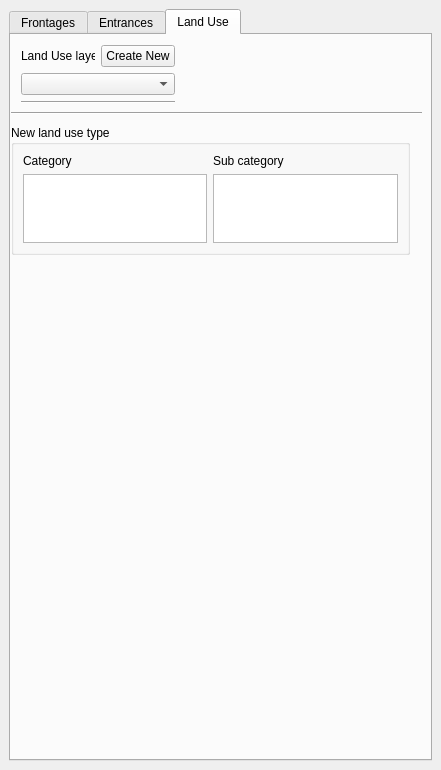
Before: the Qt Designer form UrbanDataInput/urban_data_input_dockwidget_base.ui in spacesyntax/UrbanDataInputTool, drawn with Qt 5.
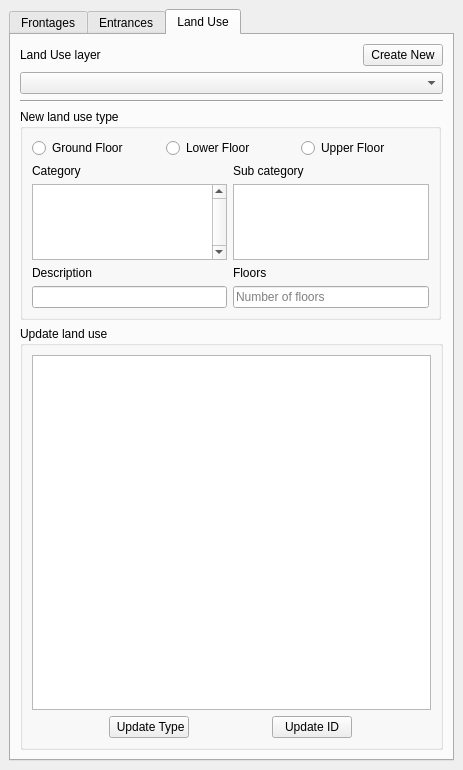
After: the same form once the commit is applied.

Commit message: land use code ongoing

The edit to the form file:
```diff
--- a/UrbanDataInput/urban_data_input_dockwidget_base.ui
+++ b/UrbanDataInput/urban_data_input_dockwidget_base.ui
@@ -6,13 +6,13 @@
    <rect>
     <x>0</x>
     <y>0</y>
-    <width>441</width>
+    <width>463</width>
     <height>770</height>
    </rect>
   </property>
   <property name="minimumSize">
    <size>
-    <width>441</width>
+    <width>463</width>
     <height>579</height>
    </size>
   </property>
@@ -40,7 +40,7 @@
         <item>
          <layout class="QGridLayout" name="gridLayout">
           <item row="0" column="0">
-           <widget class="QLabel" name="label_2">
+           <widget class="QLabel" name="label_Frontagelayer">
             <property name="text">
              <string>Frontage layer</string>
             </property>
@@ -294,7 +294,7 @@
           </property>
           <layout class="QGridLayout" name="gridLayout_6">
            <item row="0" column="0">
-            <widget class="QLabel" name="label">
+            <widget class="QLabel" name="label_Ecategory">
              <property name="text">
               <string>Category</string>
              </property>
@@ -408,18 +408,17 @@
        <attribute name="title">
         <string>Land Use</string>
        </attribute>
-       <widget class="QWidget" name="layoutWidget">
-        <property name="geometry">
-         <rect>
-          <x>10</x>
-          <y>10</y>
-          <width>154</width>
-          <height>60</height>
-         </rect>
-        </property>
+       <layout class="QGridLayout" name="gridLayout_11">
+        <item row="0" column="0">
         <layout class="QGridLayout" name="gridLayout_8">
          <item row="0" column="0">
-          <widget class="QLabel" name="label_7">
+           <widget class="QLabel" name="label_landuselayer">
+            <property name="sizePolicy">
+             <sizepolicy hsizetype="Preferred" vsizetype="Maximum">
+              <horstretch>0</horstretch>
+              <verstretch>0</verstretch>
+             </sizepolicy>
+            </property>
            <property name="text">
             <string>Land Use layer</string>
            </property>
@@ -435,7 +434,7 @@
          <item row="0" column="1">
           <widget class="QPushButton" name="pushButtonNewLUFile">
            <property name="sizePolicy">
-            <sizepolicy hsizetype="Maximum" vsizetype="Fixed">
+             <sizepolicy hsizetype="Maximum" vsizetype="Maximum">
              <horstretch>0</horstretch>
              <verstretch>0</verstretch>
             </sizepolicy>
@@ -448,7 +447,7 @@
          <item row="1" column="0" colspan="2">
           <widget class="QComboBox" name="useExistingLUcomboBox">
            <property name="sizePolicy">
-            <sizepolicy hsizetype="Minimum" vsizetype="Fixed">
+             <sizepolicy hsizetype="Minimum" vsizetype="Maximum">
              <horstretch>0</horstretch>
              <verstretch>0</verstretch>
             </sizepolicy>
@@ -456,90 +455,212 @@
           </widget>
          </item>
         </layout>
-       </widget>
-       <widget class="Line" name="line_5">
-        <property name="geometry">
-         <rect>
-          <x>0</x>
-          <y>70</y>
-          <width>411</width>
-          <height>16</height>
-         </rect>
-        </property>
-        <property name="orientation">
-         <enum>Qt::Horizontal</enum>
-        </property>
-       </widget>
-       <widget class="QGroupBox" name="groupBox_6">
-        <property name="geometry">
-         <rect>
-          <x>0</x>
-          <y>90</y>
-          <width>399</width>
-          <height>130</height>
-         </rect>
-        </property>
-        <property name="sizePolicy">
-         <sizepolicy hsizetype="Preferred" vsizetype="Maximum">
-          <horstretch>0</horstretch>
-          <verstretch>0</verstretch>
-         </sizepolicy>
+        </item>
+        <item row="1" column="0">
+         <widget class="QGroupBox" name="groupBox_landusetype">
+          <property name="minimumSize">
+           <size>
+            <width>421</width>
+            <height>211</height>
+           </size>
         </property>
         <property name="maximumSize">
          <size>
-          <width>16777215</width>
-          <height>130</height>
+            <width>421</width>
+            <height>211</height>
          </size>
         </property>
         <property name="title">
          <string>New land use type</string>
         </property>
+          <layout class="QGridLayout" name="gridLayout_12">
+           <item row="0" column="0" colspan="2">
+            <layout class="QHBoxLayout" name="horizontalLayout_4">
+             <item>
+              <widget class="QRadioButton" name="LUGroundfloorradioButton">
+               <property name="sizePolicy">
+                <sizepolicy hsizetype="Minimum" vsizetype="Maximum">
+                 <horstretch>0</horstretch>
+                 <verstretch>0</verstretch>
+                </sizepolicy>
+               </property>
+               <property name="text">
+                <string>Ground Floor</string>
+               </property>
+              </widget>
+             </item>
+             <item>
+              <widget class="QRadioButton" name="LULowerfloorradioButton">
+               <property name="sizePolicy">
+                <sizepolicy hsizetype="Minimum" vsizetype="Maximum">
+                 <horstretch>0</horstretch>
+                 <verstretch>0</verstretch>
+                </sizepolicy>
+               </property>
+               <property name="text">
+                <string>Lower Floor</string>
+               </property>
+              </widget>
+             </item>
+             <item>
+              <widget class="QRadioButton" name="LUUpperfloorradioButton">
+               <property name="sizePolicy">
+                <sizepolicy hsizetype="Minimum" vsizetype="Maximum">
+                 <horstretch>0</horstretch>
+                 <verstretch>0</verstretch>
+                </sizepolicy>
+               </property>
+               <property name="text">
+                <string>Upper Floor</string>
+               </property>
+              </widget>
+             </item>
+            </layout>
+           </item>
+           <item row="1" column="1">
+            <widget class="QLabel" name="label_LUsubcat">
+             <property name="text">
+              <string>Sub category</string>
+             </property>
+            </widget>
+           </item>
+           <item row="2" column="0">
+            <widget class="QListWidget" name="lucategorylistWidget">
+             <property name="sizePolicy">
+              <sizepolicy hsizetype="Expanding" vsizetype="Expanding">
+               <horstretch>0</horstretch>
+               <verstretch>0</verstretch>
+              </sizepolicy>
+             </property>
+             <property name="minimumSize">
+              <size>
+               <width>182</width>
+               <height>71</height>
+              </size>
+             </property>
+             <property name="autoFillBackground">
+              <bool>false</bool>
+             </property>
+             <property name="verticalScrollBarPolicy">
+              <enum>Qt::ScrollBarAlwaysOn</enum>
+             </property>
+             <property name="alternatingRowColors">
+              <bool>false</bool>
+             </property>
+             <property name="selectionRectVisible">
+              <bool>false</bool>
+             </property>
+            </widget>
+           </item>
+           <item row="2" column="1">
+            <widget class="QListWidget" name="lusubcategorylistWidget">
+             <property name="sizePolicy">
+              <sizepolicy hsizetype="Expanding" vsizetype="MinimumExpanding">
+               <horstretch>0</horstretch>
+               <verstretch>0</verstretch>
+              </sizepolicy>
+             </property>
+            </widget>
+           </item>
+           <item row="1" column="0">
+            <widget class="QLabel" name="label_LUcategory">
+             <property name="text">
+              <string>Category</string>
+             </property>
+            </widget>
+           </item>
+           <item row="3" column="0">
+            <widget class="QLabel" name="label">
+             <property name="text">
+              <string>Description</string>
+             </property>
+            </widget>
+           </item>
+           <item row="4" column="0">
+            <widget class="QLineEdit" name="LUdesclineEdit">
+             <property name="placeholderText">
+              <string/>
+             </property>
+            </widget>
+           </item>
+           <item row="3" column="1">
+            <widget class="QLabel" name="label_2">
+             <property name="text">
+              <string>Floors</string>
+             </property>
+            </widget>
+           </item>
+           <item row="4" column="1">
+            <widget class="QLineEdit" name="LUfloorlineEdit">
+             <property name="placeholderText">
+              <string>Number of floors</string>
+             </property>
+            </widget>
+           </item>
+          </layout>
+         </widget>
+        </item>
+        <item row="2" column="0">
+         <widget class="QGroupBox" name="groupBoxupdatelanduse">
+          <property name="title">
+           <string>Update land use </string>
+          </property>
         <layout class="QGridLayout" name="gridLayout_9">
-         <item row="0" column="1">
-          <widget class="QLabel" name="label_9">
-           <property name="text">
-            <string>Sub category</string>
-           </property>
-          </widget>
-         </item>
          <item row="0" column="0">
-          <widget class="QLabel" name="label_8">
-           <property name="text">
-            <string>Category</string>
-           </property>
-          </widget>
-         </item>
-         <item row="1" column="1">
-          <widget class="QListWidget" name="esubcategorylistWidget_2">
+            <layout class="QHBoxLayout" name="horizontalLayout">
+             <item>
+              <widget class="QTableWidget" name="tableWidgetLanduse">
            <property name="sizePolicy">
-            <sizepolicy hsizetype="Expanding" vsizetype="Maximum">
+                <sizepolicy hsizetype="Expanding" vsizetype="Expanding">
              <horstretch>0</horstretch>
              <verstretch>0</verstretch>
             </sizepolicy>
            </property>
-          </widget>
+               <property name="font">
+                <font>
+                 <family>Segoe UI</family>
+                 <weight>75</weight>
+                 <bold>true</bold>
+                </font>
+               </property>
+              </widget>
+             </item>
+            </layout>
          </item>
          <item row="1" column="0">
-          <widget class="QListWidget" name="ecategorylistWidget_2">
+            <layout class="QGridLayout" name="gridLayout_10">
+             <item row="0" column="1">
+              <widget class="QPushButton" name="updateLanduseIDButton">
            <property name="sizePolicy">
-            <sizepolicy hsizetype="Expanding" vsizetype="Maximum">
+                <sizepolicy hsizetype="Maximum" vsizetype="Fixed">
              <horstretch>0</horstretch>
              <verstretch>0</verstretch>
             </sizepolicy>
            </property>
-           <property name="autoFillBackground">
-            <bool>false</bool>
-           </property>
-           <property name="alternatingRowColors">
-            <bool>false</bool>
-           </property>
-           <property name="selectionRectVisible">
-            <bool>false</bool>
+               <property name="text">
+                <string>Update ID</string>
+               </property>
+              </widget>
+             </item>
+             <item row="0" column="0">
+              <widget class="QPushButton" name="updateLanduseButton">
+               <property name="sizePolicy">
+                <sizepolicy hsizetype="Maximum" vsizetype="Fixed">
+                 <horstretch>0</horstretch>
+                 <verstretch>0</verstretch>
+                </sizepolicy>
+               </property>
+               <property name="text">
+                <string> Update Type</string>
            </property>
           </widget>
          </item>
         </layout>
-       </widget>
+           </item>
+          </layout>
+         </widget>
+        </item>
+       </layout>
       </widget>
      </widget>
     </item>
```
Left out of the diff: 16 changed lines with no effect on the pictures. Lines whose indentation alone changed are shown as unchanged. The commit also changes 10 other files.
